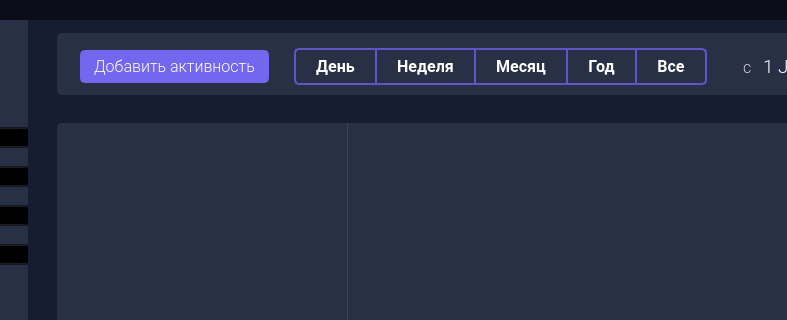
yurii-bel/project_2021, file design/old/mainwindow_d.ui: the form before one commit; both pictures show x 202 to 989 and y 0 to 320 of the 1280 by 768 pixel window.
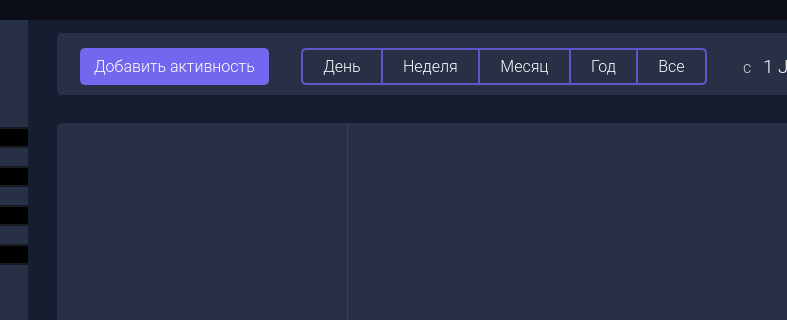
The form after the commit. Icons and pictures are not drawn.

Patch:
```diff
--- a/design/old/mainwindow_d.ui
+++ b/design/old/mainwindow_d.ui
@@ -455,6 +455,12 @@
       </property>
       <item>
        <widget class="QPushButton" name="mainwindow_btn_nav_add_act">
+        <property name="maximumSize">
+         <size>
+          <width>16777215</width>
+          <height>37</height>
+         </size>
+        </property>
         <property name="font">
          <font>
           <family>Roboto Light</family>
@@ -481,12 +487,6 @@
         <property name="text">
          <string>Добавить активность</string>
         </property>
-        <property name="iconSize">
-         <size>
-          <width>40</width>
-          <height>27</height>
-         </size>
-        </property>
        </widget>
       </item>
       <item>
@@ -515,22 +515,22 @@
         </property>
         <property name="font">
          <font>
-          <family>Roboto</family>
+          <family>Roboto Light</family>
           <pointsize>12</pointsize>
-          <weight>75</weight>
-          <italic>false</italic>
-          <bold>true</bold>
          </font>
         </property>
         <property name="styleSheet">
          <string notr="true">QPushButton {
 	background-color: #283046;
 	color: #FFFFFF;
-	border: 2px solid rgb(95, 85, 200);
-	border-right: 0px;
+	border-top: 2px solid;
+	border-right: 1px solid;
+	border-bottom: 2px solid;
+	border-left: 2px solid;
+	border-color: rgb(95, 85, 200);
 	border-top-left-radius: 5px;
-	border-top-right-radius: 0px;
-	border-bottom-right-radius: 0px;
+	border-top-right-radius: 0;
+	border-bottom-right-radius: 0;
 	border-bottom-left-radius: 5px;
 	padding-left: 20px;
 	padding-right: 20px;
@@ -560,19 +560,19 @@
         </property>
         <property name="font">
          <font>
-          <family>Roboto</family>
+          <family>Roboto Light</family>
           <pointsize>12</pointsize>
-          <weight>75</weight>
-          <italic>false</italic>
-          <bold>true</bold>
          </font>
         </property>
         <property name="styleSheet">
          <string notr="true">QPushButton {
 	background-color: #283046;
 	color: #FFFFFF;
-	border: 2px solid rgb(95, 85, 200);
-	border-right: 0px;
+	border-top: 2px solid;
+	border-right: 1px solid;
+	border-bottom: 2px solid;
+	border-left: 1px solid;
+	border-color: rgb(95, 85, 200);
 	border-radius: 0;
 	padding-left: 20px;
 	padding-right: 20px;
@@ -599,19 +599,19 @@
         </property>
         <property name="font">
          <font>
-          <family>Roboto</family>
+          <family>Roboto Light</family>
           <pointsize>12</pointsize>
-          <weight>75</weight>
-          <italic>false</italic>
-          <bold>true</bold>
          </font>
         </property>
         <property name="styleSheet">
          <string notr="true">QPushButton {
 	background-color: #283046;
 	color: #FFFFFF;
-	border: 2px solid rgb(95, 85, 200);
-	border-right: 0px;
+	border-top: 2px solid;
+	border-right: 1px solid;
+	border-bottom: 2px solid;
+	border-left: 1px solid;
+	border-color: rgb(95, 85, 200);
 	border-radius: 0;
 	padding-left: 20px;
 	padding-right: 20px;
@@ -638,19 +638,19 @@
         </property>
         <property name="font">
          <font>
-          <family>Roboto</family>
+          <family>Roboto Light</family>
           <pointsize>12</pointsize>
-          <weight>75</weight>
-          <italic>false</italic>
-          <bold>true</bold>
          </font>
         </property>
         <property name="styleSheet">
          <string notr="true">QPushButton {
 	background-color: #283046;
 	color: #FFFFFF;
-	border: 2px solid rgb(95, 85, 200);
-	border-right: 0px;
+	border-top: 2px solid;
+	border-right: 1px solid;
+	border-bottom: 2px solid;
+	border-left: 1px solid;
+	border-color: rgb(95, 85, 200);
 	border-radius: 0;
 	padding-left: 20px;
 	padding-right: 20px;
@@ -677,22 +677,23 @@
         </property>
         <property name="font">
          <font>
-          <family>Roboto</family>
+          <family>Roboto Light</family>
           <pointsize>12</pointsize>
-          <weight>75</weight>
-          <italic>false</italic>
-          <bold>true</bold>
          </font>
         </property>
         <property name="styleSheet">
          <string notr="true">QPushButton {
 	background-color: #283046;
 	color: #FFFFFF;
-	border: 2px solid rgb(95, 85, 200);
-	border-top-left-radius: 0px;
+	border-top: 2px solid;
+	border-right: 2px solid;
+	border-bottom: 2px solid;
+	border-left: 1px solid;
+	border-color: rgb(95, 85, 200);
+	border-top-left-radius: 0;
 	border-top-right-radius: 5px;
 	border-bottom-right-radius: 5px;
-	border-bottom-left-radius: 0px;
+	border-bottom-left-radius: 0;
 	padding-left: 20px;
 	padding-right: 20px;
 }
```
Left out of the diff: 21 changed lines with no effect on the pictures.
